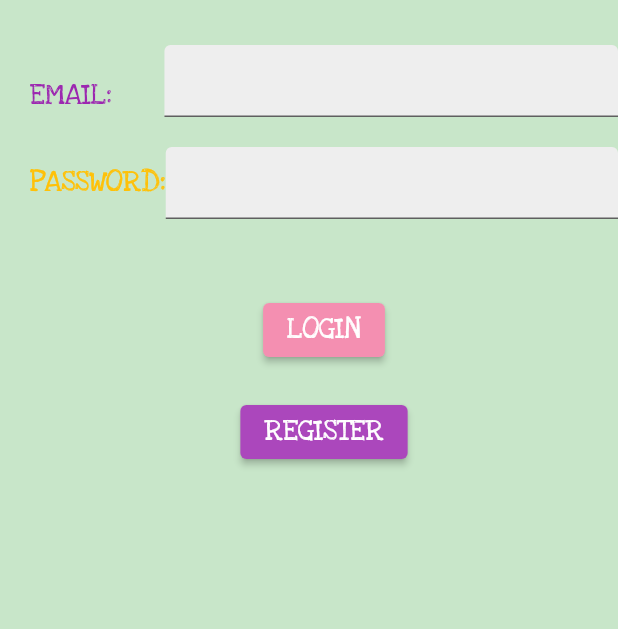
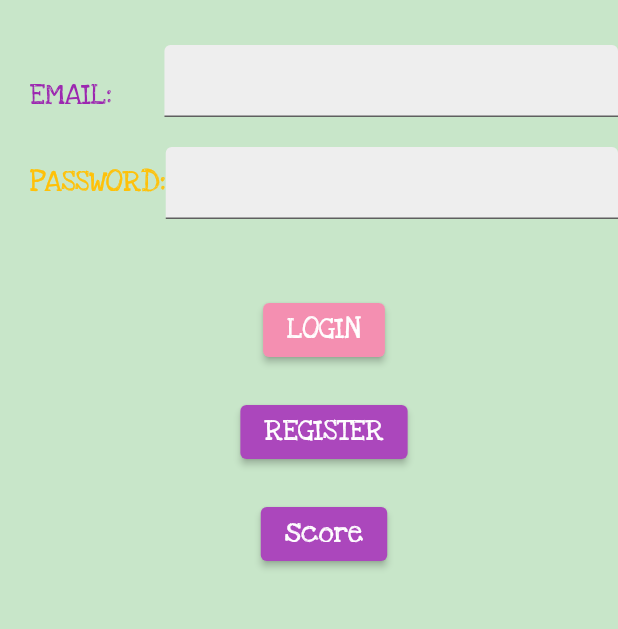
Before and after one commit to Nostee/Busy-Kiddos, a Flutter app: the screen it shows after launch, on a phone screen of 412 x 824 dp, the part 345-974 px from its top. Run offline on Flutter 3.47's test engine with Material 2 defaults, Android fonts, the phone set to English and light mode, and no system bars; our stand-ins replace cloud_firestore, firebase_auth, flutter_spinkit; accounts and stored records are empty.

Commit message:
added score screen

```diff
--- a/busy_kiddos/lib/main.dart
+++ b/busy_kiddos/lib/main.dart
@@ -12,6 +12,7 @@ import 'package:busy_kiddos/screens/difficulty.dart';
 import 'package:busy_kiddos/screens/homeFinal.dart';
 import 'package:busy_kiddos/screens/loginlogin.dart';
 import 'package:busy_kiddos/screens/regregister.dart';
+import 'package:busy_kiddos/screens/score.dart';
 
 void main() => runApp(Starter());
 
@@ -41,6 +42,7 @@ class _StarterState extends State<Starter> {
               "homeFinal.dart": (context) => FinalHome(),
               "loginlogin.dart": (context) => BusyLogin(),
               "regregister.dart": (context) => BusyRegister(),
+              "score.dart": (context) => Score()
             }));
   }
 }
--- a/busy_kiddos/lib/screens/loginlogin.dart
+++ b/busy_kiddos/lib/screens/loginlogin.dart
@@ -138,6 +138,21 @@ class _BusyLoginState extends State<BusyLogin> {
               ),
             ),
           ),
+          Center(
+            child: Padding(
+              padding: const EdgeInsets.fromLTRB(20, 20, 0, 0),
+              child: ElevatedButton(
+                onPressed: () {
+                  Navigator.pushNamed(context, "score.dart");
+                },
+                child: Text("score"),
+                style: ElevatedButton.styleFrom(
+                    primary: Colors.purple[400],
+                    textStyle: TextStyle(
+                        fontSize: 20, fontFamily: 'LoveYaLikeASister')),
+              ),
+            ),
+          ),
         ]),
       ),
     );
--- a/busy_kiddos/lib/screens/questionnaire.dart
+++ b/busy_kiddos/lib/screens/questionnaire.dart
@@ -87,11 +87,10 @@ class _QuizState extends State<Quiz> {
       }
       else{
         print("done!");
-        //TEMPORARY
-        questionNo = 1;
-        score = 0;
-        // PUSHES THE SCREEN TO DISPLAY THE SCORE (pushandremove)
-        // MERONG BUTTON NA "BACK TO HOMESCREEN"
+        Navigator.pushNamedAndRemoveUntil(context, "score.dart", (route) => false, arguments: {
+          "score" : score
+        });
+
       }
     });
   }
```
Also changed, not shown: busy_kiddos/lib/models/questionsheet.dart (+11 -3 lines), busy_kiddos/lib/screens/score.dart (added, +87 -0 lines).
